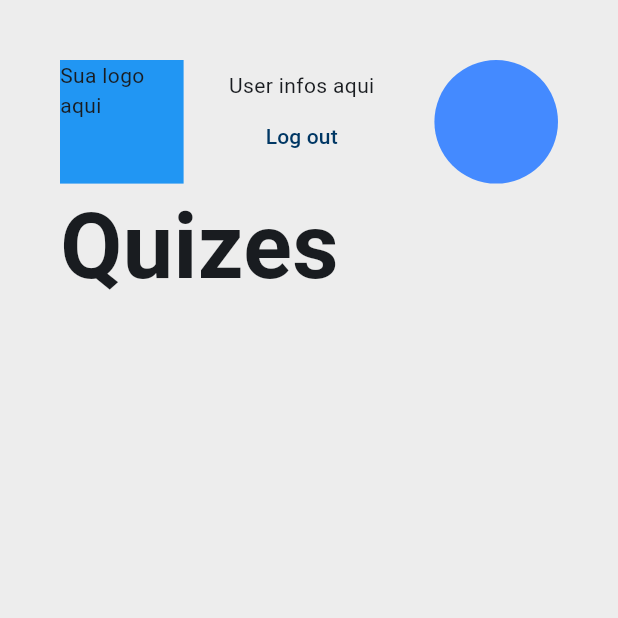
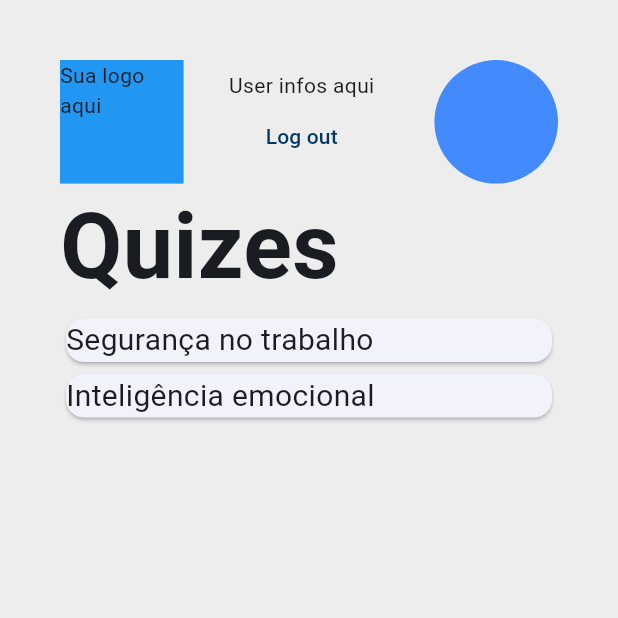
Before and after one commit to samiraPistore/QuizIn, a Flutter app: the HomePage screen opened by its route, on a phone screen of 412 x 824 dp, the top half of it. Run offline on Flutter 3.47's test engine with Material 3 defaults, Android fonts, the phone set to English and light mode, and no system bars.

Commit message:
Quarto commit: criação de cards das perguntas, início desenvolvimento página das perguntas

```diff
--- a/lib/UserServices.dart
+++ /dev/null
@@ -1,4 +0,0 @@
-class Userservices {
-
-
-}
--- /dev/null
+++ b/lib/components/TemaList.dart
@@ -0,0 +1,18 @@
+import 'package:flutter/material.dart';
+import 'package:quiz_in/models/PrguntasModel.dart';
+import 'package:quiz_in/routes/app_routes.dart';
+
+
+class Quizlist extends StatelessWidget {
+  final List<QuizModel> quizzes;
+  const Quizlist({super.key, required this.quizzes});
+
+  @override
+  Widget build(BuildContext context) {
+    return Expanded(
+      child: ListView.builder(itemCount:quizzes.length, itemBuilder: (context, index){
+        return InkWell(onTap: (){Navigator.of(context).pushNamed(AppRoutes.perguntas); }, child: Card(child: Text(quizzes[index].title, style: TextStyle(fontSize: 20),)));
+      }),
+    );
+  }
+}
--- a/lib/data.dart
+++ b/lib/data.dart
@@ -1,3 +1,5 @@
+import 'package:quiz_in/models/PrguntasModel.dart';
+
 final List<Map<String, dynamic>> _users = [
   {
     'nome': 'Aristóteles',
@@ -28,3 +30,19 @@ final List<Map<String, dynamic>> _users = [
     'resposta': '1,70m',
   },
 ];
+
+
+final quizzes= [
+
+    QuizModel(title: 'Segurança no trabalho',  data: DateTime.now(),  categoria: 'trabalho'),
+    QuizModel(title: 'Inteligência emocional',  data: DateTime.now(),  categoria: 'emocional',),
+
+];
+
+
+final perguntas = [
+  Perguntas(pergunta: 'Como se deve utilizar oprotetor auricular?', resposta: 'No ouvido', correta: 'No ouvido'),
+  Perguntas(pergunta: 'A bota de segurança é usada para:', resposta: 'Proteger contra objetos perfurocortantes', correta: 'Proteger contra objetos perfurocortantes'),
+   Perguntas(pergunta: 'A faixa zebrada serve para:', resposta: 'Delimitar uma área restrita', correta: 'Delimitar uma área restrita'),
+
+];
--- a/lib/main.dart
+++ b/lib/main.dart
@@ -1,6 +1,7 @@
 import 'package:flutter/material.dart';
 import 'package:quiz_in/pages/HomePage.dart';
 import 'package:quiz_in/pages/LoginPage.dart';
+import 'package:quiz_in/pages/PerguntasPage.dart';
 import 'package:quiz_in/pages/RecSenhaPage.dart';
 import 'package:quiz_in/pages/RespostasPage.dart';
 import 'package:quiz_in/routes/app_routes.dart';
@@ -33,6 +34,7 @@ class MyApp extends StatelessWidget {
         AppRoutes.recSenha: (ctx) => RecSenhaPage(),
         AppRoutes.home: (ctx) => HomePage(),
         AppRoutes.respostas: (ctx) => RespostasPage(),
+        AppRoutes.perguntas: (ctx) => PerguntasPage(),
       },
     );
   }
--- /dev/null
+++ b/lib/models/PrguntasModel.dart
@@ -0,0 +1,47 @@
+import 'dart:convert';
+
+// ignore_for_file: public_member_api_docs, sort_constructors_first
+
+class QuizModel {
+  final String title;
+  final DateTime data;
+  final String categoria;
+  QuizModel({
+    required this.title,
+    required this.data,
+    required this.categoria,
+  });
+
+
+  factory QuizModel.fromJson(Map<String, dynamic> json) {
+    return QuizModel(
+      title: json['title'] as String,
+      data: DateTime.fromMillisecondsSinceEpoch(json['data'] as int),
+      categoria: json['categoria'] as String,
+    );
+  }
+
+}
+
+
+class Perguntas {
+  final String pergunta;
+  final String  resposta;
+  final String correta;
+
+  Perguntas({
+    required this.pergunta,
+    required this.resposta,
+    required this.correta,
+  });
+
+
+  factory Perguntas.fromJson(Map<String, dynamic> json) {
+    return Perguntas(
+      pergunta: json['pergunta'] as String,
+      resposta: json['resposta'] as String,
+      correta: json['correta'] as String,
+    );
+  }
+
+}
--- a/lib/pages/HomePage.dart
+++ b/lib/pages/HomePage.dart
@@ -1,4 +1,7 @@
 import 'package:flutter/material.dart';
+import 'package:quiz_in/components/TemaList.dart';
+import 'package:quiz_in/data.dart';
+import 'package:quiz_in/models/PrguntasModel.dart';
 import 'package:quiz_in/routes/app_routes.dart';
 
 class HomePage extends StatelessWidget {
@@ -6,6 +9,7 @@ class HomePage extends StatelessWidget {
 
   @override
   Widget build(BuildContext context) {
+    final quizes = quizzes;
     return Scaffold(
       backgroundColor: Color(0xFFEDEDED),
       body: Center(
@@ -48,7 +52,8 @@ class HomePage extends StatelessWidget {
                 children: [
                   Text('Quizes', style: TextStyle(fontSize: 60, fontWeight: FontWeight.bold),),
                 ],
-              )
+              ),
+              Quizlist(quizzes: quizes)
             ],
           ),
         ),
--- a/lib/routes/app_routes.dart
+++ b/lib/routes/app_routes.dart
@@ -3,5 +3,6 @@ class AppRoutes {
   static const recSenha = '/rec_senha';
   static const home = '/home';
   static const respostas = 'resps';
+  static const perguntas = '/perguntas';
 
 }
```
Also changed, not shown: lib/pages/PerguntasPage.dart (added, +25 -0 lines), lib/sevices/userSerice.dart (added).
